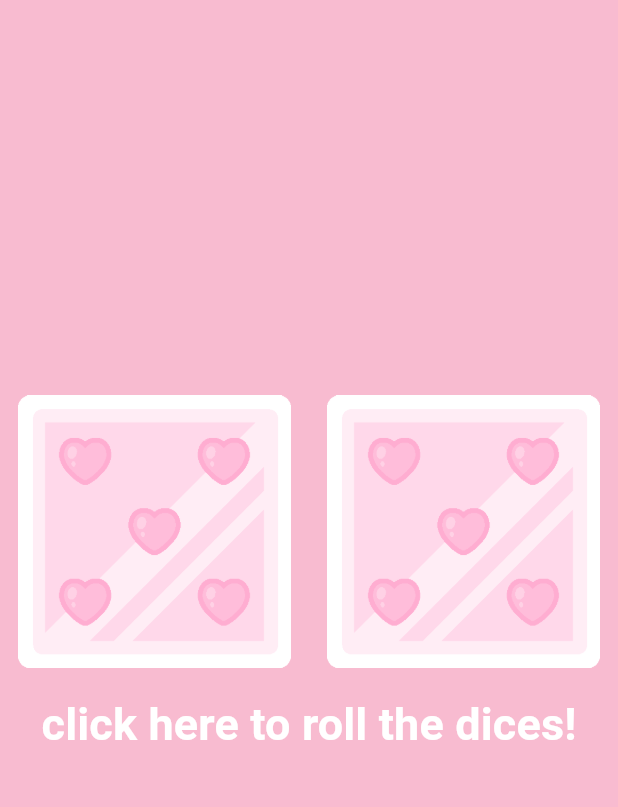
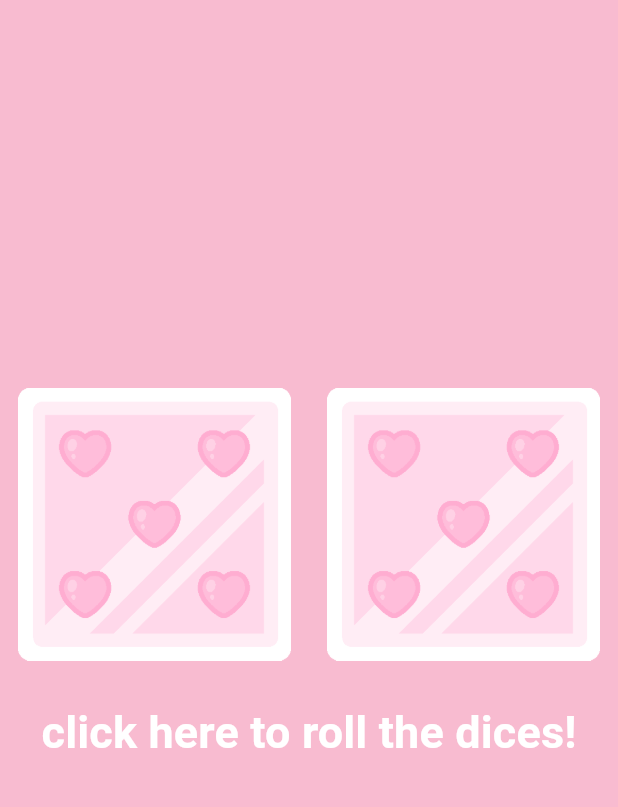
Before and after one commit to strawbloom/dadoos, a Flutter app: the screen it shows after launch, after a tap on "click here to roll the dices!", on a phone screen of 412 x 824 dp, the part 84-891 px from its top. Run offline on Flutter 3.47's test engine with Material 3 defaults, Android fonts, the phone set to English and light mode, and no system bars; our stand-ins replace google_fonts.

Commit message:
Refactor dice rolling logic and update dependencies
- Refactor `home.dart` by extracting dice rolling logic into a reusable `rollDice()` method.
- Add padding to the roll button in the home screen.
- Update `google_fonts` from 7.1.0 to 8.0.0 in `pubspec.lock`.
- Remove `url_launcher` and its platform-specific implementations.

```diff
--- a/lib/home.dart
+++ b/lib/home.dart
@@ -42,6 +42,13 @@ class _DadoosBodyState extends State<DadoosBody> {
   int numberLeftDice = 3;
   int numberRightDice = 2;
 
+  void rollDice() {
+    setState(() {
+      numberLeftDice = Random().nextInt(6) + 1;
+      numberRightDice = Random().nextInt(6) + 1;
+    });
+  }
+
   @override
   Widget build(BuildContext context) {
     return Container(
@@ -56,10 +63,7 @@ class _DadoosBodyState extends State<DadoosBody> {
                 child: TextButton(
                   child: Image.asset('assets/images/dado$numberLeftDice.png'),
                   onPressed: () {
-                    setState(() {
-                      numberLeftDice = Random().nextInt(6) + 1;
-                      numberRightDice = Random().nextInt(6) + 1;
-                    });
+                    rollDice();
                   },
                 ),
               ),
@@ -67,10 +71,7 @@ class _DadoosBodyState extends State<DadoosBody> {
                 child: TextButton(
                   child: Image.asset('assets/images/dado$numberRightDice.png'),
                   onPressed: () {
-                    setState(() {
-                      numberLeftDice = Random().nextInt(6) + 1;
-                      numberRightDice = Random().nextInt(6) + 1;
-                    });
+                    rollDice();
                   },
                 ),
               ),
@@ -79,6 +80,8 @@ class _DadoosBodyState extends State<DadoosBody> {
           Row(
             children: [
               Expanded(
+                child: Padding(
+                  padding: const EdgeInsets.only(top: 10),
                   child: TextButton(
                     child: Text(
                       'click here to roll the dices!',
@@ -91,11 +94,9 @@ class _DadoosBodyState extends State<DadoosBody> {
                       ),
                     ),
                     onPressed: () {
-                    setState(() {
-                      numberLeftDice = Random().nextInt(6) + 1;
-                      numberRightDice = Random().nextInt(6) + 1;
-                    });
+                      rollDice();
                     },
+                  ),
                 ),
               ),
             ],
```
Also changed, not shown: pubspec.lock, 5 other files. Lines whose indentation alone changed are shown as unchanged.
